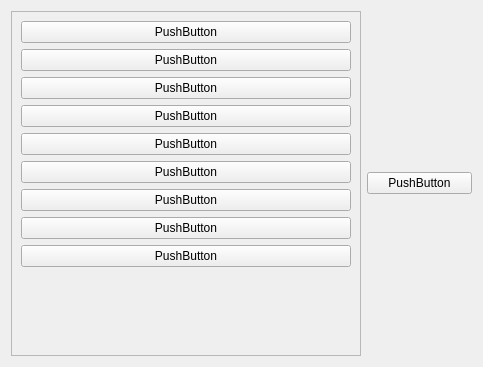
Before: the Qt Designer form QTUI/UIfiles/InterfacciaGrafica/form.ui in Accout-Personal/PythonClient, drawn with Qt 5.
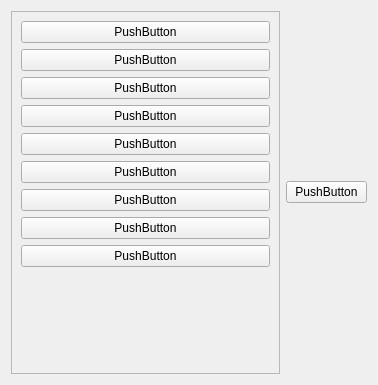
After: the same form once the commit is applied.

```diff
--- a/QTUI/UIfiles/InterfacciaGrafica/form.ui
+++ b/QTUI/UIfiles/InterfacciaGrafica/form.ui
@@ -6,8 +6,8 @@
    <rect>
     <x>0</x>
     <y>0</y>
-    <width>483</width>
-    <height>367</height>
+    <width>378</width>
+    <height>385</height>
    </rect>
   </property>
   <property name="sizePolicy">
@@ -33,7 +33,7 @@
        <rect>
         <x>0</x>
         <y>0</y>
-        <width>347</width>
+        <width>266</width>
         <height>303</height>
        </rect>
       </property>
```
